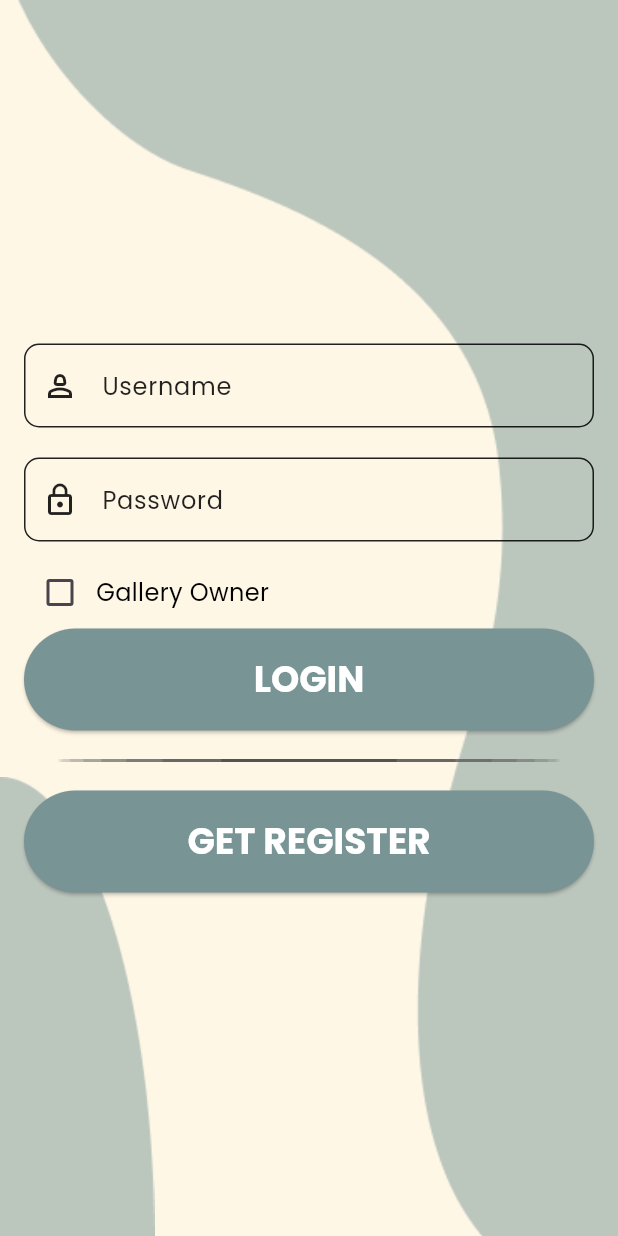
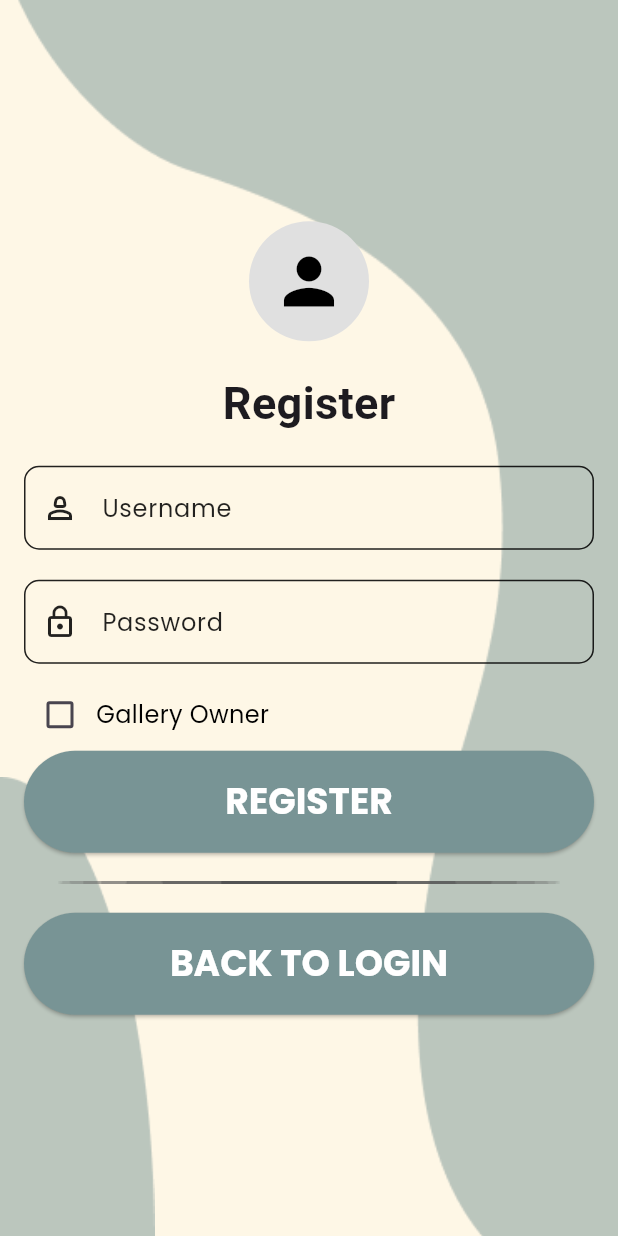
Before and after one commit to Mona-Badran/muse-frontend, a Flutter app: the RegisterPage screen opened directly, on a phone screen of 412 x 824 dp. Run offline on Flutter 3.47's test engine with Material 3 defaults, Android fonts, the phone set to English and light mode, and no system bars.

Commit message:
added icon and register inh registerPage.dart

```diff
--- a/lib/features/auth/registerPage.dart
+++ b/lib/features/auth/registerPage.dart
@@ -37,6 +37,28 @@ class _RegisterPageState extends State<RegisterPage> {
               child: Column(
                 mainAxisAlignment: MainAxisAlignment.center,
                 children: <Widget>[
+                  CircleAvatar(
+                    radius: 40,
+                    backgroundColor: Colors.grey[300],
+                    child: Icon(
+                      Icons.person,
+                      size: 50,
+                      color: Colors.black,
+                    ),
+                  ),
+                  SizedBox(
+                    height: 20,
+                  ),
+                  Text(
+                    "Register",
+                    style: TextStyle(
+                      fontSize: 30,
+                      fontWeight: FontWeight.bold,
+                    ),
+                  ),
+                  SizedBox(
+                    height: 20,
+                  ),
                   InputBox(
                     hintText: 'Username',
                     icon: Icons.person_2_outlined,
@@ -94,14 +116,14 @@ class _RegisterPageState extends State<RegisterPage> {
                       height: 20,
                     ),
                   ],
-                  Button("LOGIN", LoginPage()),
+                  Button("REGISTER", LoginPage()),
                   SizedBox(
                     height: 40,
                     child: Image(
                       image: AssetImage('assets/images/Ellipse 1.png'),
                     ),
                   ),
-                  Button("GET REGISTER", LoginPage()),
+                  Button("BACK TO LOGIN", LoginPage()),
                 ],
               ),
             ),
```
